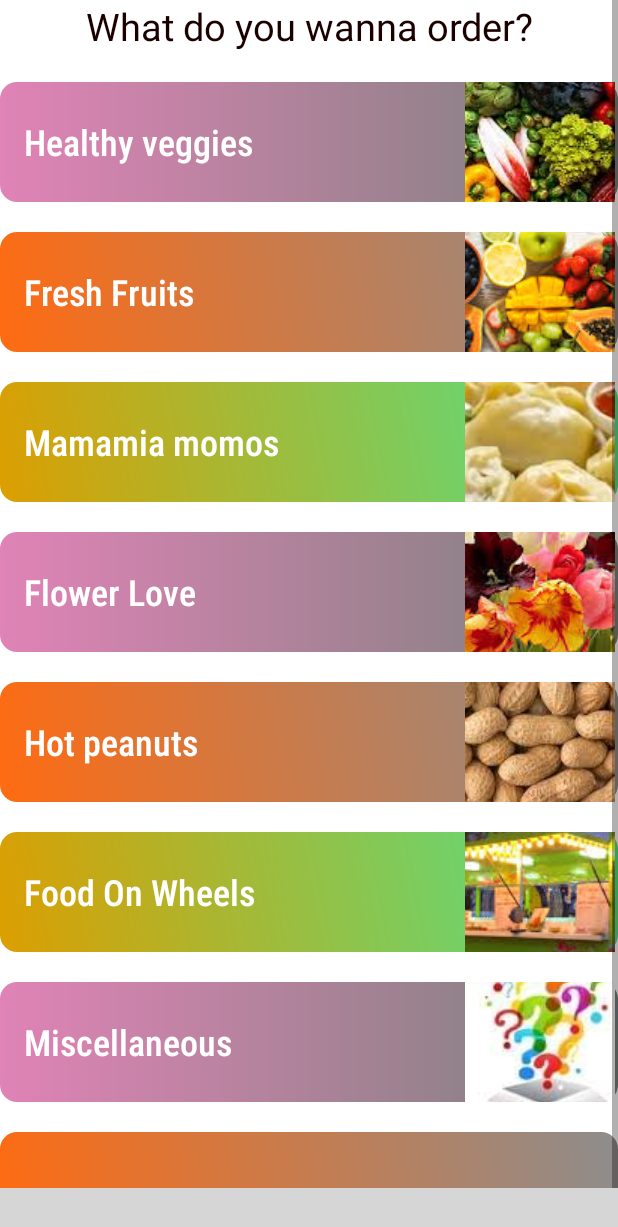
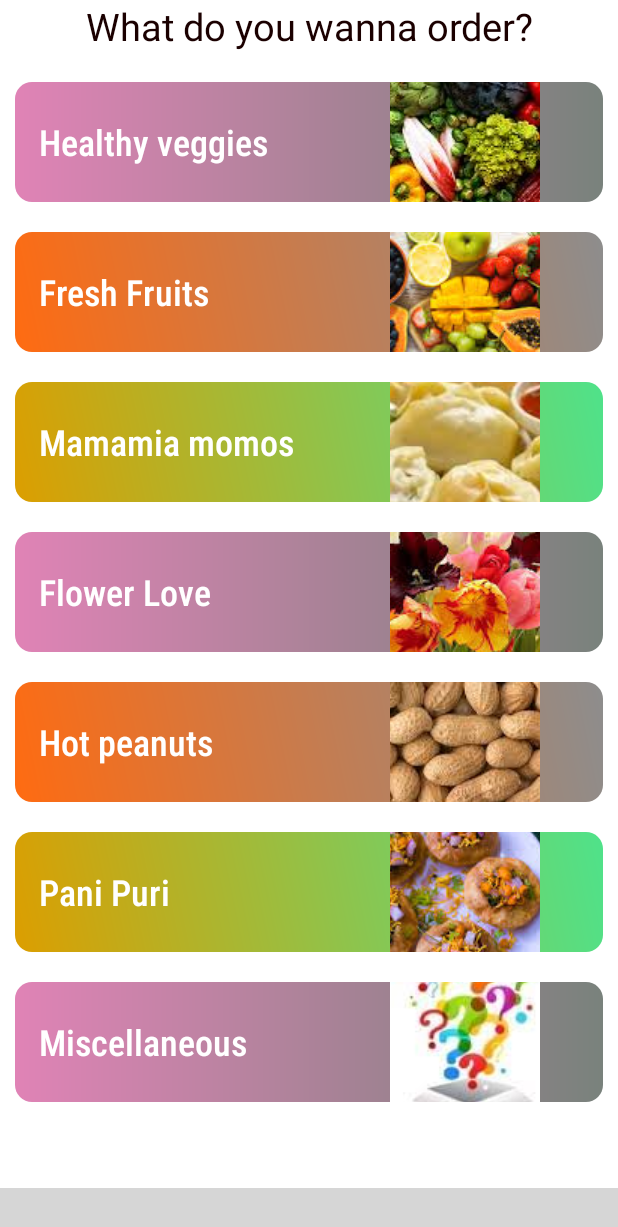
Before and after one commit to shreyavijayvargiya/Near_Buy, an Android app: the HomeFragment screen opened directly, with no data from a screen before it, on a phone screen of 412 x 824 dp. Shown: the top 1227 px of the screen. Run offline under Robolectric (Android 15) with nearby library versions, the phone set to English and light mode, and no system bars; our stand-ins replace ButterKnife; libraries missing offline, so code that uses them is left out: com.ismaeldivita.chipnavigation; plain views replace ChipNavigationBar; 1 statement that could not run was skipped; grey boxes are pictures that could not be loaded.

Commit message:
new layouts

```diff
--- a/app/src/main/AndroidManifest.xml
+++ b/app/src/main/AndroidManifest.xml
@@ -21,6 +21,7 @@
         <activity android:name=".Vendor_order"/>
         <activity android:name=".CreateAccActivity"/>
         <activity android:name=".HomeActivity" />
+        <activity android:name=".for_switch"/>
         <activity android:name=".MainActivity"> </activity>
     </application>
 
--- a/app/src/main/java/com/example/nearbuy/HomeFragment.java
+++ b/app/src/main/java/com/example/nearbuy/HomeFragment.java
@@ -1,12 +1,16 @@
 package com.example.nearbuy;
 
+import android.content.Intent;
 import android.os.Bundle;
 
 import androidx.fragment.app.Fragment;
+import androidx.fragment.app.FragmentTransaction;
 
 import android.view.LayoutInflater;
 import android.view.View;
 import android.view.ViewGroup;
+import android.widget.Button;
+import android.widget.ImageButton;
 
 import com.ismaeldivita.chipnavigation.ChipNavigationBar;
 
@@ -20,6 +24,15 @@ public class HomeFragment extends Fragment {
     public View onCreateView(LayoutInflater inflater, ViewGroup container,
                              Bundle savedInstanceState) {
         // Inflate the layout for this fragment
-        return inflater.inflate(R.layout.fragment_home, container, false);
+        View view=inflater.inflate(R.layout.fragment_home, container, false);
+        ImageButton btn1;
+        btn1 = (ImageButton) view.findViewById(R.id.pani_puri);
+        btn1.setOnClickListener(new View.OnClickListener() {
+            @Override
+            public void onClick(View view) {
+                Intent intent = new Intent(getActivity(), for_switch.class);
+                startActivity(intent);
+            }
+        }); return  view;
     }
 }
--- a/app/src/main/java/com/example/nearbuy/MainActivity.java
+++ b/app/src/main/java/com/example/nearbuy/MainActivity.java
@@ -3,6 +3,7 @@ package com.example.nearbuy;
 import androidx.annotation.NonNull;
 import androidx.annotation.Nullable;
 import androidx.appcompat.app.AppCompatActivity;
+import androidx.fragment.app.FragmentManager;
 
 import android.content.Intent;
 import android.os.Bundle;
@@ -32,6 +33,7 @@ public class MainActivity extends AppCompatActivity {
     protected void onCreate(Bundle savedInstanceState) {
         super.onCreate(savedInstanceState);
         setContentView(R.layout.activity_main);
+
         tv1 = findViewById(R.id.customer);
         tv2 = findViewById(R.id.vendor);
 
@@ -50,5 +52,6 @@ public class MainActivity extends AppCompatActivity {
                 startActivity(i2);
             }
         });
+
     }
 }
--- a/app/src/main/res/layout/activity_main.xml
+++ b/app/src/main/res/layout/activity_main.xml
@@ -3,6 +3,7 @@
     xmlns:tools="http://schemas.android.com/tools"
     android:layout_width="match_parent"
     android:layout_height="match_parent"
+
     tools:context=".ProfileFragment"
     android:background="#FFF7DA">
 
--- a/app/src/main/res/layout/fragment_home.xml
+++ b/app/src/main/res/layout/fragment_home.xml
@@ -3,6 +3,7 @@
     xmlns:tools="http://schemas.android.com/tools"
     android:layout_width="match_parent"
     android:layout_height="match_parent"
+    android:id="@+id/main_layout"
     tools:context=".HomeActivity">
 
     <ScrollView
@@ -35,6 +36,8 @@
                 android:layout_width="match_parent"
                 android:layout_height="80dp"
                 android:layout_marginTop="20dp"
+                android:layout_marginLeft="10dp"
+                android:layout_marginRight="10dp"
                 android:background="@drawable/bg_1"
                 android:orientation="horizontal">
 
@@ -49,7 +52,8 @@
                 <ImageButton
                     android:layout_width="100dp"
                     android:layout_height="100dp"
-                    android:layout_marginLeft="60dp"
+
+
                     android:src="@drawable/veg" />
 
             </LinearLayout>
@@ -58,6 +62,8 @@
                 android:layout_width="match_parent"
                 android:layout_height="80dp"
                 android:layout_marginTop="20dp"
+                android:layout_marginRight="10dp"
+                android:layout_marginLeft="10dp"
                 android:background="@drawable/bg_2"
                 android:orientation="horizontal">
 
@@ -72,7 +78,7 @@
                 <ImageButton
                     android:layout_width="100dp"
                     android:layout_height="100dp"
-                    android:layout_marginLeft="60dp"
+
                     android:src="@drawable/fruits" />
 
             </LinearLayout>
@@ -81,6 +87,8 @@
                 android:layout_width="match_parent"
                 android:layout_height="80dp"
                 android:layout_marginTop="20dp"
+                android:layout_marginRight="10dp"
+                android:layout_marginLeft="10dp"
                 android:background="@drawable/bg_3"
                 android:orientation="horizontal">
 
@@ -94,7 +102,7 @@
                 <ImageButton
                     android:layout_width="100dp"
                     android:layout_height="100dp"
-                    android:layout_marginLeft="60dp"
+
                     android:src="@drawable/momos" />
 
             </LinearLayout>
@@ -103,6 +111,8 @@
                 android:layout_width="match_parent"
                 android:layout_height="80dp"
                 android:layout_marginTop="20dp"
+                android:layout_marginRight="10dp"
+                android:layout_marginLeft="10dp"
                 android:background="@drawable/bg_1"
                 android:orientation="horizontal">
 
@@ -117,7 +127,7 @@
                 <ImageButton
                     android:layout_width="100dp"
                     android:layout_height="100dp"
-                    android:layout_marginLeft="60dp"
+
                     android:src="@drawable/flowers" />
 
             </LinearLayout>
@@ -126,6 +136,8 @@
                 android:layout_width="match_parent"
                 android:layout_height="80dp"
                 android:layout_marginTop="20dp"
+                android:layout_marginRight="10dp"
+                android:layout_marginLeft="10dp"
                 android:background="@drawable/bg_2"
                 android:orientation="horizontal">
 
@@ -140,7 +152,7 @@
                 <ImageButton
                     android:layout_width="100dp"
                     android:layout_height="100dp"
-                    android:layout_marginLeft="60dp"
+
                     android:src="@drawable/peanuts" />
 
             </LinearLayout>
@@ -148,6 +160,8 @@
             <LinearLayout
                 android:layout_width="match_parent"
                 android:layout_height="80dp"
+                android:layout_marginRight="10dp"
+                android:layout_marginLeft="10dp"
                 android:layout_marginTop="20dp"
                 android:background="@drawable/bg_3"
                 android:orientation="horizontal">
@@ -157,20 +171,22 @@
                     android:layout_height="wrap_content"
                     android:layout_gravity="center_vertical"
                     style= "@style/font"
-                    android:text="Food On Wheels"
+                    android:text="Pani Puri"
                      />
 
                 <ImageButton
                     android:layout_width="100dp"
                     android:layout_height="100dp"
-                    android:layout_marginLeft="60dp"
-                    android:src="@drawable/food_on_wheels" />
+android:id="@+id/pani_puri"
+                    android:src="@drawable/pani_puri" />
 
             </LinearLayout>
 
             <LinearLayout
                 android:layout_width="match_parent"
                 android:layout_height="80dp"
+                android:layout_marginRight="10dp"
+                android:layout_marginLeft="10dp"
                 android:layout_marginTop="20dp"
                 android:background="@drawable/bg_1"
                 android:orientation="horizontal">
@@ -186,18 +202,11 @@
                 <ImageButton
                     android:layout_width="100dp"
                     android:layout_height="100dp"
-                    android:layout_marginLeft="60dp"
+
                     android:src="@drawable/misc" />
 
             </LinearLayout>
-            <LinearLayout
-                android:layout_width="match_parent"
-                android:layout_height="80dp"
-                android:layout_marginTop="20dp"
-                android:background="@drawable/bg_2"
-                android:orientation="horizontal">
 
-            </LinearLayout>
 
         </LinearLayout>
     </ScrollView>
--- a/app/src/main/res/layout/fragment_near_me.xml
+++ b/app/src/main/res/layout/fragment_near_me.xml
@@ -24,8 +24,6 @@
             android:layout_gravity="center_horizontal"
             android:layout_marginTop="600dp"/>
     </LinearLayout>
-    <com.google.android.gms.maps.MapView
-        android:layout_width="match_parent"
-        android:id="@+id/map_view"
-        android:layout_height="300dp"/>
+
+
 </FrameLayout>
--- a/build.gradle
+++ b/build.gradle
@@ -18,6 +18,7 @@ allprojects {
         google()
         jcenter()
         maven { url 'https://jitpack.io' }
+
     }
 }
 
```
Also changed, not shown: app/src/main/java/com/example/nearbuy/for_switch.java (added, +29 -0 lines), app/src/main/res/layout/for_switch.xml (added, +57 -0 lines).
